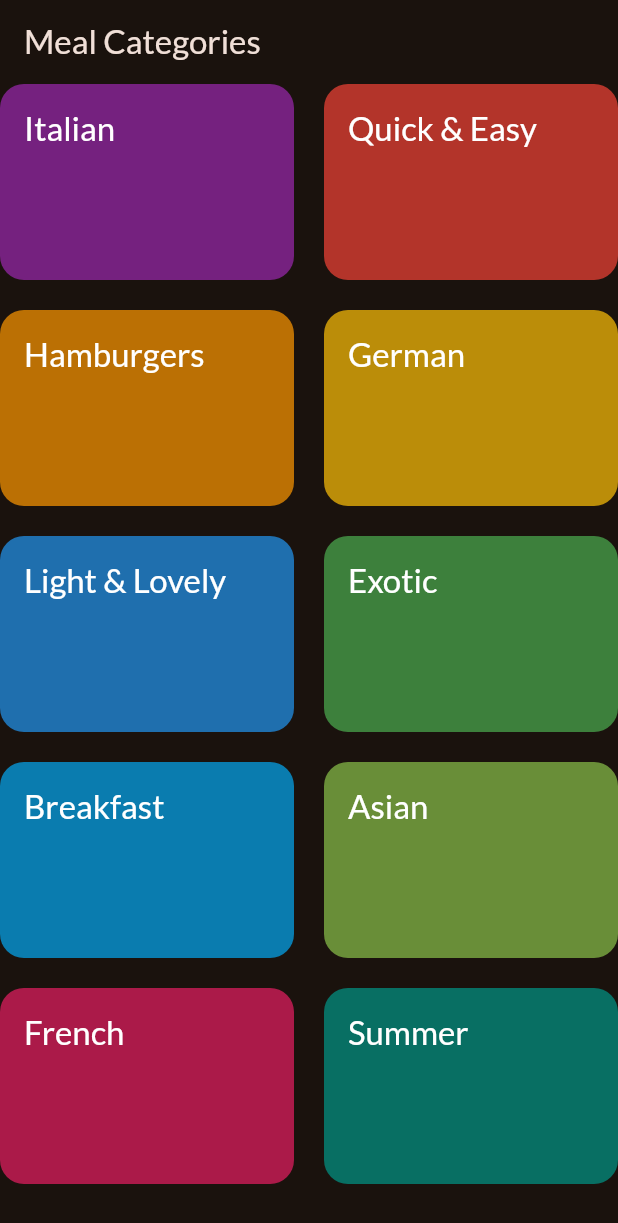
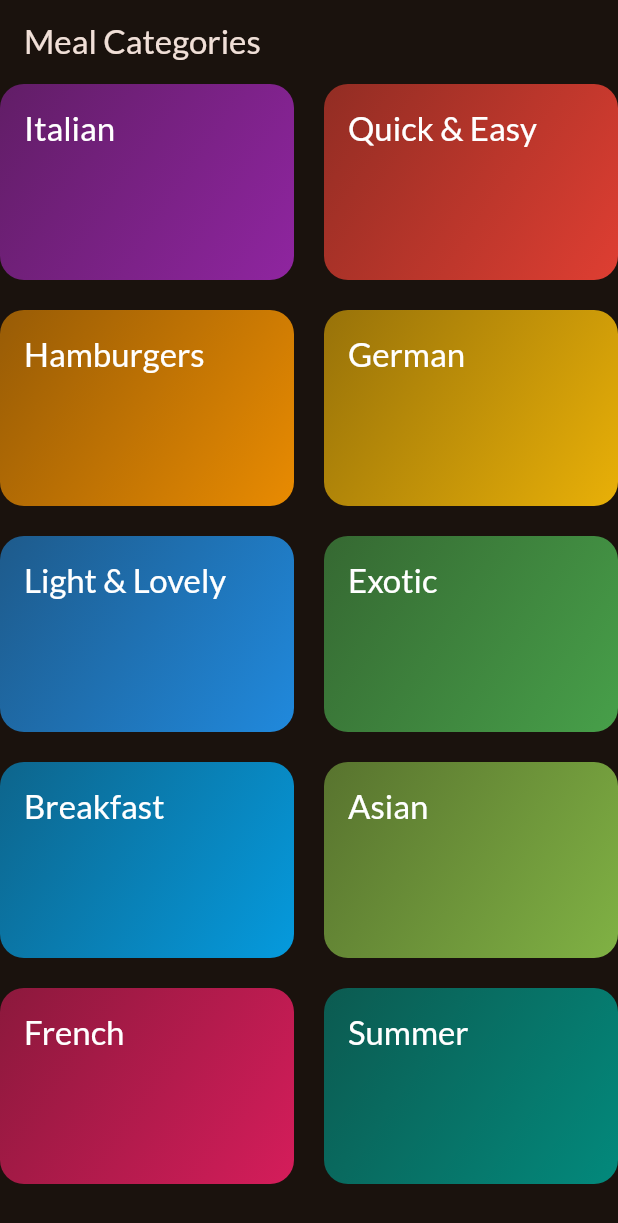
Before and after one commit to NevenD/meals, a Flutter app: the screen it shows after launch, on a phone screen of 412 x 824 dp. Shown: the top 1223 px of the screen. Run offline on Flutter 3.47's test engine with Material 3 defaults, Android fonts, the phone set to English and light mode, and no system bars; our stand-ins replace google_fonts.

```diff
--- a/lib/screens/categories.dart
+++ b/lib/screens/categories.dart
@@ -21,6 +21,7 @@ class CategoriesScreen extends StatelessWidget {
             CategoryGridItem(
               title: category.title,
               color: category.color,
+              category: category,
               onSelectCategory: () {
                 // Handle category selection
               },
--- a/lib/widgets/category_grid_item.dart
+++ b/lib/widgets/category_grid_item.dart
@@ -1,13 +1,16 @@
 import 'package:flutter/material.dart';
+import 'package:meals/models/category.dart';
 
 class CategoryGridItem extends StatelessWidget {
   const CategoryGridItem({
     super.key,
     required this.title,
     required this.color,
+    required this.category,
     required this.onSelectCategory,
   });
 
+  final Category category;
   final String title;
   final Color color;
   final void Function() onSelectCategory;
@@ -22,7 +25,10 @@ class CategoryGridItem extends StatelessWidget {
         padding: const EdgeInsets.all(16),
         decoration: BoxDecoration(
           gradient: LinearGradient(
-            colors: [color.withValues(alpha: 0.7)],
+            colors: [
+              category.color.withValues(alpha: 0.55),
+              category.color.withValues(alpha: 0.9),
+            ],
             begin: Alignment.topLeft,
             end: Alignment.bottomRight,
           ),
```
